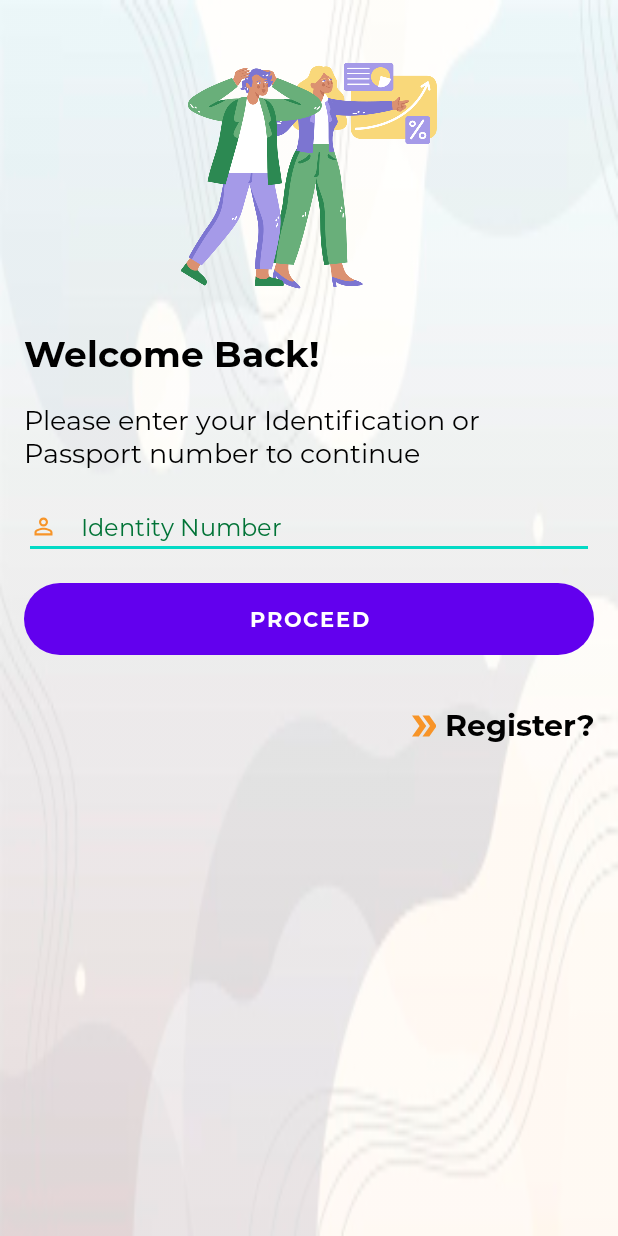
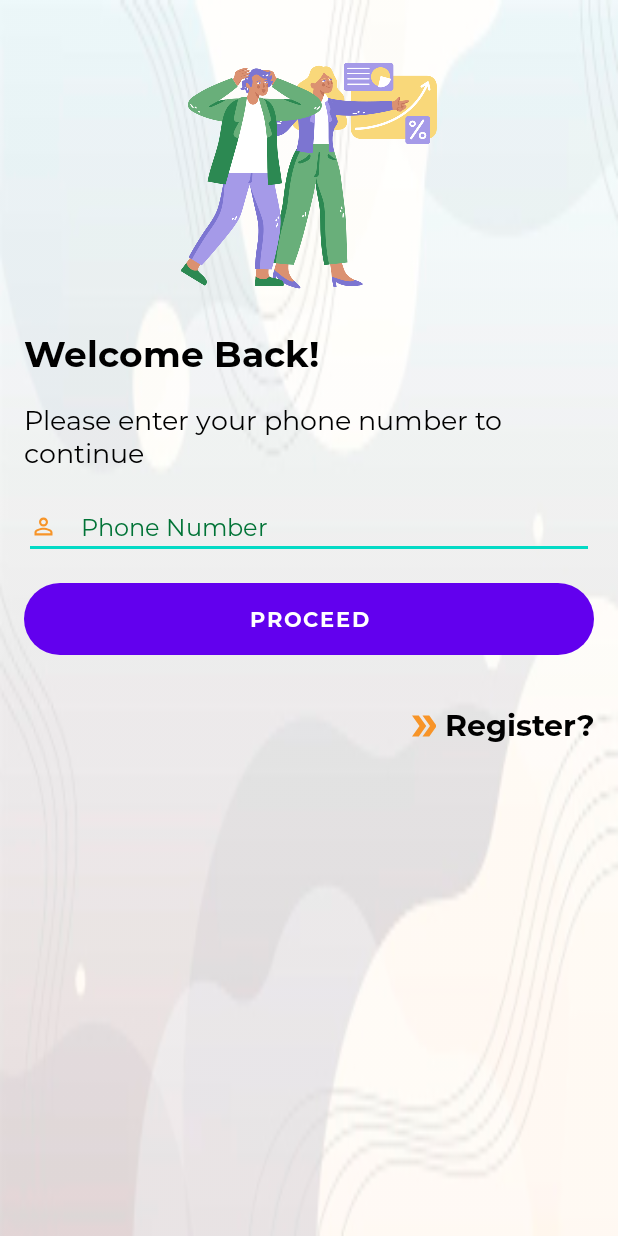
Before and after one commit to RocqJones/NGCr, an Android app: the layout activity_check_user.xml on its own in the app's theme, with its tools: preview values and no code run, on a phone screen of 412 x 824 dp. Run offline under Robolectric (Android 15) with nearby library versions, the phone set to English and light mode, and no system bars.

Commit message:
string extract

```diff
--- a/app/src/main/res/values/strings.xml
+++ b/app/src/main/res/values/strings.xml
@@ -4,9 +4,9 @@
     <string name="splash_txt_one">Ngao Credit Limited is a non-deposit taking Microfinance institution founded with the main goal of providing financial services</string>
     <string name="get_started">Get Started</string>
     <string name="who_we_are">WHO WE ARE</string>
-    <string name="enter_your_id_number">Please enter your Identification or Passport number to continue</string>
+    <string name="enter_your_id_number">Please enter your phone number to continue</string>
     <string name="welcome_back">Welcome Back!</string>
-    <string name="identity_number">Identity Number</string>
+    <string name="identity_number">Phone Number</string>
     <string name="proceed">Proceed</string>
     <string name="register">Register?</string>
     <string name="first_name">First Name</string>
@@ -30,4 +30,8 @@
     <string name="mini_statement">Mini Statement</string>
     <string name="installment_loan">Installment Loan</string>
     <string name="refer_a_friend">Refer-a-friend</string>
+    <string name="ok">OK</string>
+    <string name="getstarted_dialog_txt">Dear customer, to enhance your experience, kindly allow phone permissions</string>
+    <string name="greetings">Greetings,</string>
+    <string name="username">Username</string>
 </resources>
```
